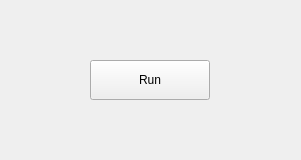
The window that hast_qgis_plugin_dockwidget_base.ui (SW8-Mobility/hast_qgis_plugin) describes before a commit, drawn with Qt 5.
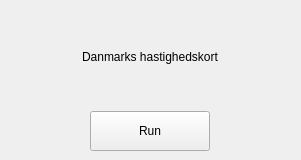
The same window after the commit.

Commit message: feat: preliminary design

Patch:
```diff
--- a/hast_qgis_plugin_dockwidget_base.ui
+++ b/hast_qgis_plugin_dockwidget_base.ui
@@ -15,7 +15,7 @@
   </property>
   <widget class="QWidget" name="dockWidgetContents">
    <layout class="QGridLayout" name="gridLayout">
-    <item row="0" column="0">
+    <item row="2" column="0">
      <layout class="QHBoxLayout" name="horizontalLayout">
       <item>
        <widget class="QPushButton" name="push_btn_run">
@@ -41,6 +41,17 @@
       </item>
      </layout>
     </item>
+    <item row="0" column="0">
+     <layout class="QHBoxLayout" name="horizontalLayout_2">
+      <item>
+       <widget class="QLabel" name="label_2">
+        <property name="text">
+         <string>Danmarks hastighedskort</string>
+        </property>
+       </widget>
+      </item>
+     </layout>
+    </item>
    </layout>
   </widget>
  </widget>
```
The commit also changes 1 other file.
